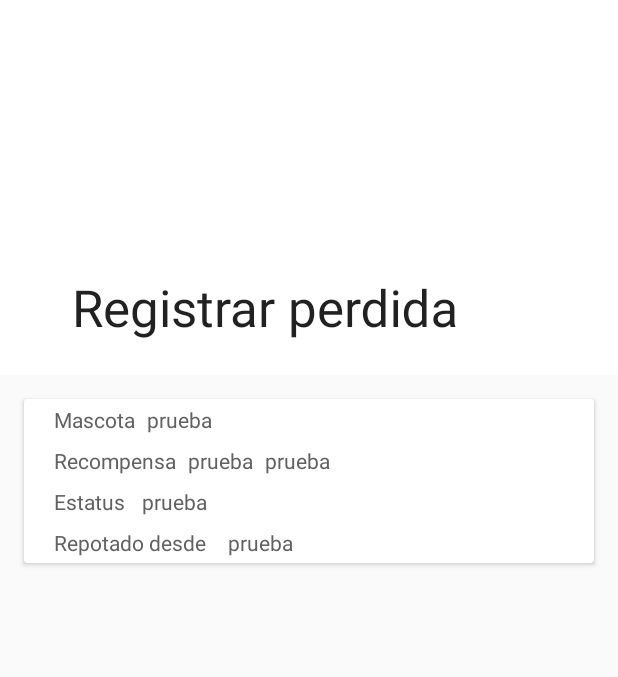
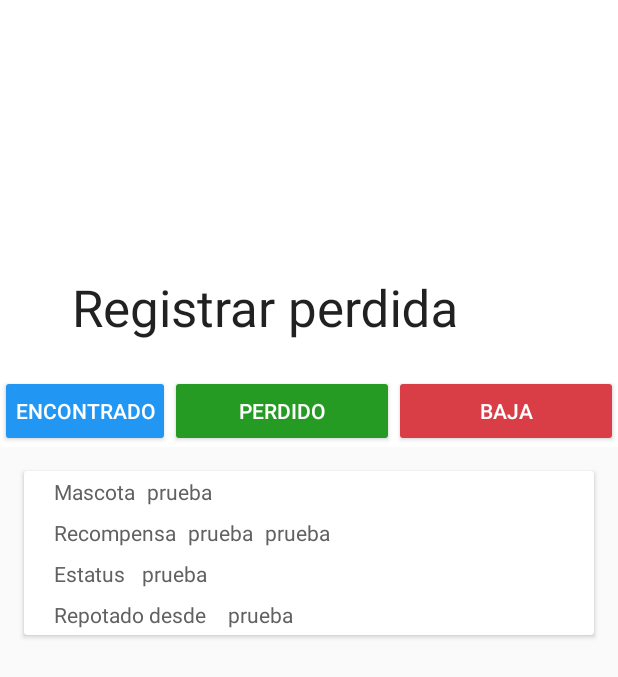
Before and after one commit to lunnik/kenna, an Android app: the LostStatusActivity screen opened directly, with no data from a screen before it, on a phone screen of 412 x 824 dp. Shown: the top 677 px of the screen. Run offline under Robolectric (Android 15) with nearby library versions, the phone set to English and light mode, and no system bars; our stand-ins replace data binding; libraries missing offline, so code that uses them is left out: com.afollestad.materialdialogs, thebat.lib.validutil; pictures from the network do not load.

Commit message:
botones de detalles

```diff
--- a/app/src/main/java/com/lionsquare/comunidadkenna/api/ServiceApi.java
+++ b/app/src/main/java/com/lionsquare/comunidadkenna/api/ServiceApi.java
@@ -148,5 +148,14 @@ public interface ServiceApi {
             @Field("id") int id
     );
 
+    @FormUrlEncoded
+    @POST("lostpet/changeStatusPet.php")
+    Call<Pet> changeStatusPet(
+            @Field("email") String email,
+            @Field("token") String token,
+            @Field("id") int id,
+            @Field("status") int status
+    );
+
 
 }
--- a/app/src/main/res/layout/activity_lost_status.xml
+++ b/app/src/main/res/layout/activity_lost_status.xml
@@ -16,13 +16,13 @@
         <android.support.design.widget.AppBarLayout
             android:id="@+id/app_bar"
             android:layout_width="match_parent"
-            android:layout_height="250dp">
+            android:layout_height="wrap_content">
 
 
             <android.support.design.widget.CollapsingToolbarLayout
                 android:id="@+id/collapsing_toolbar"
                 android:layout_width="match_parent"
-                android:layout_height="match_parent"
+                android:layout_height="250dp"
                 android:fitsSystemWindows="true"
                 app:contentScrim="?attr/colorPrimary"
                 app:expandedTitleMarginEnd="64dp"
@@ -63,6 +63,44 @@
 
             </android.support.design.widget.CollapsingToolbarLayout>
 
+            <LinearLayout
+                android:layout_width="match_parent"
+                android:layout_height="wrap_content">
+
+                <Button
+                    android:id="@+id/apll_btn_encontado"
+                    android:layout_width="wrap_content"
+                    android:layout_height="wrap_content"
+
+                    android:clickable="true"
+                    android:padding="10dp"
+                    android:text="Encontrado"
+                    android:textColor="@color/white"
+                    android:theme="@style/AppTheme.Button" />
+
+                <Button
+                    android:id="@+id/apll_btn_perdido"
+                    android:layout_width="wrap_content"
+                    android:layout_height="wrap_content"
+                    android:layout_weight="1"
+                    android:clickable="true"
+                    android:padding="10dp"
+                    android:text="Perdido"
+                    android:textColor="@color/white"
+                    android:theme="@style/Button.Green" />
+
+                <Button
+                    android:id="@+id/apll_btn_baja"
+                    android:layout_width="wrap_content"
+                    android:layout_height="wrap_content"
+                    android:layout_weight="1"
+                    android:clickable="true"
+                    android:padding="10dp"
+                    android:text="Baja"
+                    android:theme="@style/Button.Red" />
+
+
+            </LinearLayout>
 
         </android.support.design.widget.AppBarLayout>
 
--- a/app/src/main/res/layout/activity_pet_loss_list.xml
+++ b/app/src/main/res/layout/activity_pet_loss_list.xml
@@ -40,6 +40,24 @@
             android:visibility="visible" />
 
 
+        <android.support.design.widget.AppBarLayout
+            android:id="@+id/app_bar"
+            android:layout_width="match_parent"
+            android:layout_height="wrap_content"
+            android:background="@android:color/transparent">
+
+            <!-- Collapser -->
+            <android.support.design.widget.CollapsingToolbarLayout
+                android:id="@+id/collapsing_toolbar"
+                android:layout_width="match_parent"
+                android:layout_height="match_parent"
+                android:fitsSystemWindows="true"
+                app:contentScrim="?attr/colorPrimary"
+                app:expandedTitleMarginEnd="64dp"
+                app:expandedTitleMarginStart="48dp"
+                app:layout_scrollFlags="scroll|exitUntilCollapsed">
+
+
                 <android.support.v7.widget.Toolbar
                     android:id="@+id/toolbar"
                     android:layout_width="match_parent"
@@ -57,6 +75,13 @@
                 </android.support.v7.widget.Toolbar>
 
 
+            </android.support.design.widget.CollapsingToolbarLayout>
+
+
+
+        </android.support.design.widget.AppBarLayout>
+
+
     </FrameLayout>
 
 </layout>
--- a/app/src/main/res/values/styles.xml
+++ b/app/src/main/res/values/styles.xml
@@ -93,6 +93,13 @@
         <item name="colorButtonNormal">@color/plus_color</item>
         <item name="android:textColor">@color/white</item>
     </style>
+
+    <style name="Button.Green" parent="Widget.AppCompat.Button.Colored">
+        <item name="colorButtonNormal">@color/facebook_accent</item>
+        <item name="android:textColor">@color/white</item>
+    </style>
+
+
     <style name="Button.Tranparent" parent="Widget.AppCompat.Button.Colored">
         <item name="colorButtonNormal">@android:color/transparent</item>
         <item name="android:textColor">@color/white</item>
```
Lines whose indentation alone changed are shown as unchanged.
